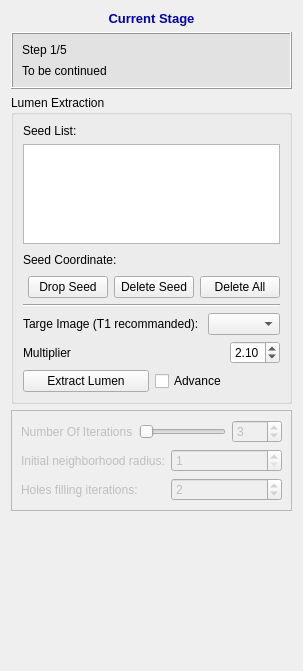
wuzhuobin/Vessel_Project, file codes/Controller/InteractorStyles/QInteractorStyleLumenSeedsPlacer.ui: the form before one commit.
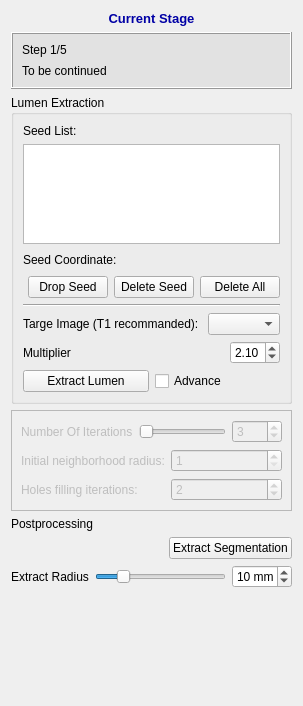
The form after the commit.

Patch:
```diff
--- a/codes/Controller/InteractorStyles/QInteractorStyleLumenSeedsPlacer.ui
+++ b/codes/Controller/InteractorStyles/QInteractorStyleLumenSeedsPlacer.ui
@@ -7,7 +7,7 @@
     <x>0</x>
     <y>0</y>
     <width>295</width>
-    <height>671</height>
+    <height>706</height>
    </rect>
   </property>
   <property name="windowTitle">
@@ -426,6 +426,104 @@
      </layout>
     </widget>
    </item>
+   <item>
+    <widget class="QLabel" name="label_6">
+     <property name="text">
+      <string>Postprocessing</string>
+     </property>
+    </widget>
+   </item>
+   <item>
+    <layout class="QHBoxLayout" name="horizontalLayout_3">
+     <item>
+      <spacer name="horizontalSpacer_7">
+       <property name="orientation">
+        <enum>Qt::Horizontal</enum>
+       </property>
+       <property name="sizeHint" stdset="0">
+        <size>
+         <width>40</width>
+         <height>20</height>
+        </size>
+       </property>
+      </spacer>
+     </item>
+     <item>
+      <widget class="QPushButton" name="pushBtnExtractSegmentation">
+       <property name="sizePolicy">
+        <sizepolicy hsizetype="Preferred" vsizetype="Fixed">
+         <horstretch>0</horstretch>
+         <verstretch>0</verstretch>
+        </sizepolicy>
+       </property>
+       <property name="text">
+        <string>Extract Segmentation</string>
+       </property>
+      </widget>
+     </item>
+    </layout>
+   </item>
+   <item>
+    <layout class="QHBoxLayout" name="horizontalLayout_2">
+     <item>
+      <widget class="QLabel" name="label_5">
+       <property name="text">
+        <string>Extract Radius</string>
+       </property>
+      </widget>
+     </item>
+     <item>
+      <widget class="QSlider" name="hSliderExtractRadius">
+       <property name="minimum">
+        <number>1</number>
+       </property>
+       <property name="maximum">
+        <number>50</number>
+       </property>
+       <property name="singleStep">
+        <number>5</number>
+       </property>
+       <property name="value">
+        <number>10</number>
+       </property>
+       <property name="orientation">
+        <enum>Qt::Horizontal</enum>
+       </property>
+      </widget>
+     </item>
+     <item>
+      <widget class="QSpinBox" name="spinBoxExtractRadius">
+       <property name="minimumSize">
+        <size>
+         <width>50</width>
+         <height>0</height>
+        </size>
+       </property>
+       <property name="maximumSize">
+        <size>
+         <width>60</width>
+         <height>16777215</height>
+        </size>
+       </property>
+       <property name="suffix">
+        <string> mm</string>
+       </property>
+       <property name="prefix">
+        <string/>
+       </property>
+       <property name="maximum">
+        <number>50</number>
+       </property>
+       <property name="singleStep">
+        <number>5</number>
+       </property>
+       <property name="value">
+        <number>10</number>
+       </property>
+      </widget>
+     </item>
+    </layout>
+   </item>
    <item>
     <spacer name="verticalSpacer_4">
      <property name="orientation">
```
Left out of the diff: 46 changed lines with no effect on the pictures.
